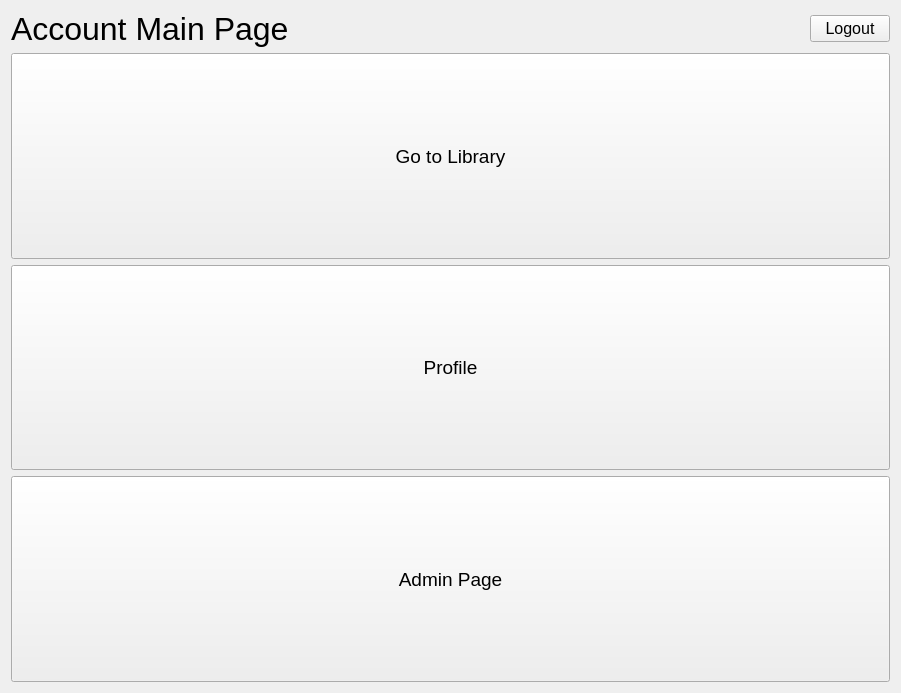
The window that forms/accountwidget.ui (umustdye/Book-Worms) describes before a commit, drawn with Qt 5.
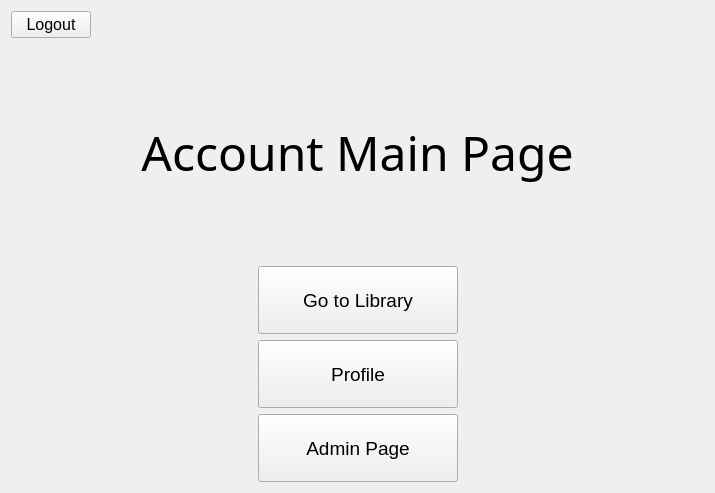
The same window after the commit.

The edit to the form file:
```diff
--- a/forms/accountwidget.ui
+++ b/forms/accountwidget.ui
@@ -6,8 +6,8 @@
    <rect>
     <x>0</x>
     <y>0</y>
-    <width>901</width>
-    <height>693</height>
+    <width>715</width>
+    <height>493</height>
    </rect>
   </property>
   <property name="sizePolicy">
@@ -21,20 +21,6 @@
   </property>
   <layout class="QVBoxLayout" name="verticalLayout">
    <item>
-    <layout class="QHBoxLayout" name="horizontalLayout">
-     <item>
-      <widget class="QLabel" name="label">
-       <property name="font">
-        <font>
-         <pointsize>24</pointsize>
-        </font>
-       </property>
-       <property name="text">
-        <string>Account Main Page</string>
-       </property>
-      </widget>
-     </item>
-     <item>
       <widget class="QPushButton" name="logoutButton">
        <property name="sizePolicy">
         <sizepolicy hsizetype="Fixed" vsizetype="Fixed">
@@ -52,7 +38,40 @@
        </property>
       </widget>
      </item>
+   <item>
+    <layout class="QHBoxLayout" name="horizontalLayout">
+     <item>
+      <widget class="QLabel" name="label">
+       <property name="font">
+        <font>
+         <family>Blackadder ITC</family>
+         <pointsize>36</pointsize>
+        </font>
+       </property>
+       <property name="text">
+        <string>Account Main Page</string>
+       </property>
+       <property name="alignment">
+        <set>Qt::AlignCenter</set>
+       </property>
+      </widget>
+     </item>
     </layout>
+   </item>
+   <item>
+    <layout class="QHBoxLayout" name="horizontalLayout_2">
+     <item>
+      <spacer name="horizontalSpacer">
+       <property name="orientation">
+        <enum>Qt::Horizontal</enum>
+       </property>
+       <property name="sizeHint" stdset="0">
+        <size>
+         <width>40</width>
+         <height>20</height>
+        </size>
+       </property>
+      </spacer>
    </item>
    <item>
     <layout class="QVBoxLayout" name="verticalLayout_3">
@@ -64,6 +83,18 @@
          <verstretch>0</verstretch>
         </sizepolicy>
        </property>
+         <property name="minimumSize">
+          <size>
+           <width>200</width>
+           <height>0</height>
+          </size>
+         </property>
+         <property name="maximumSize">
+          <size>
+           <width>400</width>
+           <height>80</height>
+          </size>
+         </property>
        <property name="font">
         <font>
          <pointsize>14</pointsize>
@@ -82,6 +113,18 @@
          <verstretch>0</verstretch>
         </sizepolicy>
        </property>
+         <property name="minimumSize">
+          <size>
+           <width>200</width>
+           <height>0</height>
+          </size>
+         </property>
+         <property name="maximumSize">
+          <size>
+           <width>400</width>
+           <height>80</height>
+          </size>
+         </property>
        <property name="font">
         <font>
          <pointsize>14</pointsize>
@@ -100,6 +143,18 @@
          <verstretch>0</verstretch>
         </sizepolicy>
        </property>
+         <property name="minimumSize">
+          <size>
+           <width>200</width>
+           <height>0</height>
+          </size>
+         </property>
+         <property name="maximumSize">
+          <size>
+           <width>400</width>
+           <height>80</height>
+          </size>
+         </property>
        <property name="font">
         <font>
          <pointsize>14</pointsize>
@@ -109,6 +164,21 @@
         <string>Admin Page</string>
        </property>
       </widget>
+       </item>
+      </layout>
+     </item>
+     <item>
+      <spacer name="horizontalSpacer_2">
+       <property name="orientation">
+        <enum>Qt::Horizontal</enum>
+       </property>
+       <property name="sizeHint" stdset="0">
+        <size>
+         <width>40</width>
+         <height>20</height>
+        </size>
+       </property>
+      </spacer>
      </item>
     </layout>
    </item>
```
Lines whose indentation alone changed are shown as unchanged.
